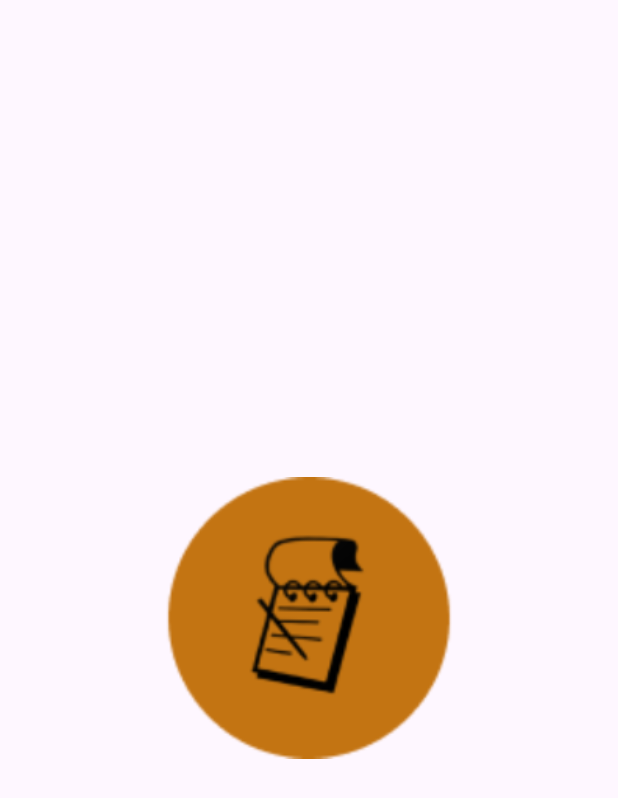
After one commit to hasnyy/aplikasi-klp1, an Android app: the SplashScreen screen opened directly, with no data from a screen before it, on a phone screen of 412 x 824 dp. The commit adds this screen. Shown: the top 798 px of the screen. Run offline under Robolectric (Android 15) with nearby library versions, the phone set to English and light mode, and no system bars.

Commit message:
versi:11 konfirmasi hapus dan tambahamn splash screen

```diff
--- a/app/src/main/AndroidManifest.xml
+++ b/app/src/main/AndroidManifest.xml
@@ -13,13 +13,16 @@
         android:theme="@style/Theme.Kelompok1"
         tools:targetApi="31">
         <activity
+            android:name=".Home"
+            android:exported="false" />
+        <activity
             android:name=".EditActivity"
             android:exported="false" />
         <activity
             android:name=".TambahActivity"
             android:exported="false" />
         <activity
-            android:name=".Home"
+            android:name=".SplashScreen"
             android:exported="true">
             <intent-filter>
                 <action android:name="android.intent.action.MAIN" />
--- /dev/null
+++ b/app/src/main/java/com/example/kelompok1/SplashScreen.java
@@ -0,0 +1,25 @@
+package com.example.kelompok1;
+
+import android.content.Intent;
+import android.os.Bundle;
+import android.os.Handler;
+
+import androidx.activity.EdgeToEdge;
+import androidx.appcompat.app.AppCompatActivity;
+import androidx.core.graphics.Insets;
+import androidx.core.view.ViewCompat;
+import androidx.core.view.WindowInsetsCompat;
+
+public class SplashScreen extends AppCompatActivity {
+
+    @Override
+    protected void onCreate(Bundle savedInstanceState) {
+        super.onCreate(savedInstanceState);
+        EdgeToEdge.enable(this);
+        setContentView(R.layout.activity_splash_screen);
+        new Handler().postDelayed(() -> {
+            startActivity(new Intent(this, Home.class));
+        },2000);
+
+    }
+}
--- a/app/src/main/res/layout/activity_home.xml
+++ b/app/src/main/res/layout/activity_home.xml
@@ -26,7 +26,7 @@
         <ImageView
             android:layout_width="45dp"
             android:layout_height="45dp"
-            android:src="@drawable/logo"
+            android:src="@drawable/logoapk"
             android:layout_alignParentRight="true"/>
     </RelativeLayout>
 
--- /dev/null
+++ b/app/src/main/res/layout/activity_splash_screen.xml
@@ -0,0 +1,16 @@
+<?xml version="1.0" encoding="utf-8"?>
+<RelativeLayout xmlns:android="http://schemas.android.com/apk/res/android"
+    xmlns:app="http://schemas.android.com/apk/res-auto"
+    xmlns:tools="http://schemas.android.com/tools"
+    android:id="@+id/main"
+    android:layout_width="match_parent"
+    android:layout_height="match_parent"
+    tools:context=".SplashScreen">
+
+    <ImageView
+        android:layout_width="200dp"
+        android:layout_height="200dp"
+        android:src="@drawable/logoapk"
+        android:layout_centerInParent="true"/>
+
+</RelativeLayout>
```
Also changed, not shown: app/src/main/java/com/example/kelompok1/EditActivity.java (+19 -3 lines), app/src/main/res/drawable/logoapk.png (added).
